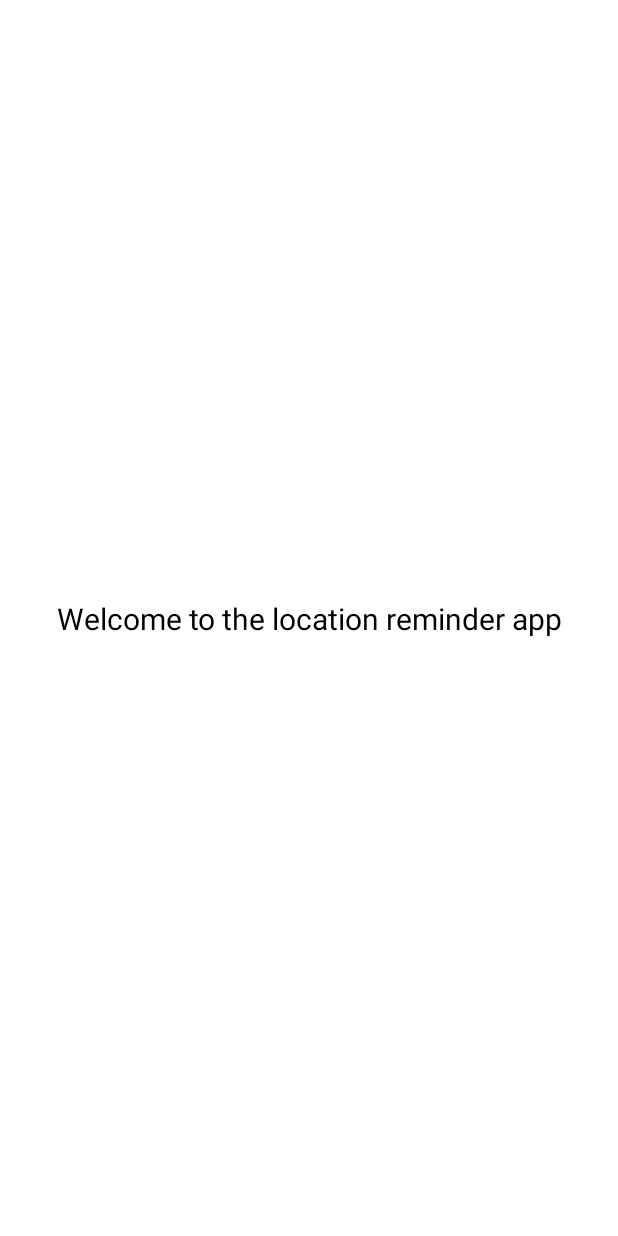
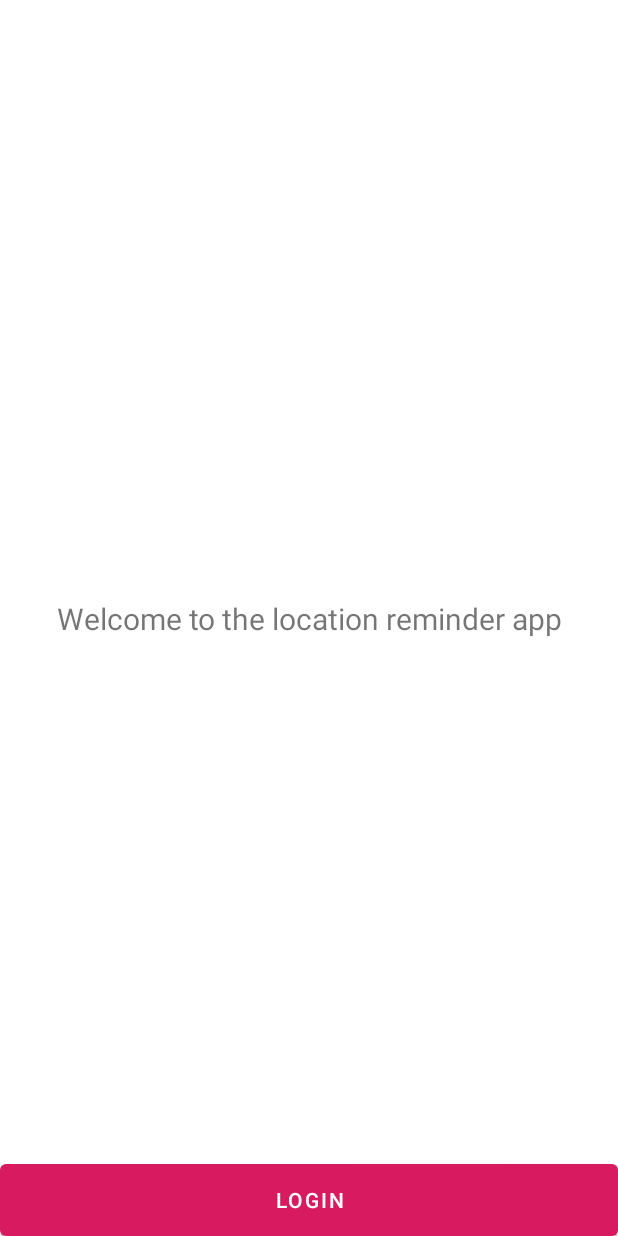
Before and after one commit to LucasPuorto/Udacity-LocationReminder, an Android app: the layout activity_authentication.xml on its own in the app's theme, with its tools: preview values and no code run, on a phone screen of 412 x 824 dp. Run offline under Robolectric (Android 15) with nearby library versions, the phone set to English and light mode, and no system bars.

Commit message:
setup firebaase login

```diff
--- a/app/src/main/AndroidManifest.xml
+++ b/app/src/main/AndroidManifest.xml
@@ -34,15 +34,14 @@
             android:value="@string/google_maps_key" />
 
         <activity android:name=".authentication.AuthenticationActivity">
-        </activity>
-        <activity android:name=".locationreminders.RemindersActivity" >
             <intent-filter>
                 <action android:name="android.intent.action.MAIN" />
 
                 <category android:name="android.intent.category.LAUNCHER" />
             </intent-filter>
+        </activity>
+        <activity android:name=".locationreminders.RemindersActivity" />
 
-        </activity>
         <receiver
             android:name=".locationreminders.geofence.GeofenceBroadcastReceiver"
             android:enabled="true"
@@ -52,5 +51,4 @@
             android:exported="true"
             android:permission="android.permission.BIND_JOB_SERVICE" />
     </application>
-
 </manifest>
--- a/app/src/main/java/com/udacity/udacitylocationreminder/MyApp.kt
+++ b/app/src/main/java/com/udacity/udacitylocationreminder/MyApp.kt
@@ -1,6 +1,7 @@
 package com.udacity.udacitylocationreminder
 
 import android.app.Application
+import com.udacity.udacitylocationreminder.authentication.AuthenticationViewModel
 import com.udacity.udacitylocationreminder.locationreminders.data.ReminderDataSource
 import com.udacity.udacitylocationreminder.locationreminders.data.local.LocalDB
 import com.udacity.udacitylocationreminder.locationreminders.data.local.RemindersLocalRepository
@@ -21,6 +22,7 @@ class MyApp : Application() {
          */
         val myModule = module {
             //Declare a ViewModel - be later inject into Fragment with dedicated injector using by viewModel()
+            viewModel { AuthenticationViewModel() }
             viewModel {
                 RemindersListViewModel(
                     get(),
--- a/app/src/main/res/layout/activity_authentication.xml
+++ b/app/src/main/res/layout/activity_authentication.xml
@@ -1,20 +1,31 @@
 <?xml version="1.0" encoding="utf-8"?>
 <androidx.constraintlayout.widget.ConstraintLayout xmlns:android="http://schemas.android.com/apk/res/android"
     xmlns:app="http://schemas.android.com/apk/res-auto"
-    xmlns:tools="http://schemas.android.com/tools"
     android:layout_width="match_parent"
-    android:layout_height="match_parent"
-    tools:context=".authentication.AuthenticationActivity">
+    android:layout_height="match_parent">
 
     <TextView
-        android:layout_width="wrap_content"
+        android:layout_width="0dp"
         android:layout_height="wrap_content"
+        android:layout_marginStart="@dimen/margin_normal"
+        android:layout_marginEnd="@dimen/margin_normal"
+        android:gravity="center"
         android:text="@string/welcome_to_the_location_reminder_app"
-        android:textColor="@color/black"
         android:textSize="@dimen/text_size_large"
         app:layout_constraintBottom_toBottomOf="parent"
         app:layout_constraintEnd_toEndOf="parent"
         app:layout_constraintStart_toStartOf="parent"
         app:layout_constraintTop_toTopOf="parent" />
 
+    <com.google.android.material.button.MaterialButton
+        android:id="@+id/mbt_auth"
+        android:layout_width="0dp"
+        android:layout_height="wrap_content"
+        android:insetTop="0dp"
+        android:insetBottom="0dp"
+        android:text="@string/login"
+        app:backgroundTint="@color/colorSecondary"
+        app:layout_constraintBottom_toBottomOf="parent"
+        app:layout_constraintEnd_toEndOf="parent"
+        app:layout_constraintStart_toStartOf="parent" />
 </androidx.constraintlayout.widget.ConstraintLayout>
```
Also changed, not shown: app/src/main/java/com/udacity/udacitylocationreminder/authentication/AuthenticationActivity.kt (+64 -4 lines), app/src/main/java/com/udacity/udacitylocationreminder/authentication/AuthenticationViewModel.kt (added, +20 -0 lines), app/src/main/java/com/udacity/udacitylocationreminder/locationreminders/reminderslist/ReminderListFragment.kt (+30 -26 lines), app/src/main/java/com/udacity/udacitylocationreminder/utils/FirebaseUserLiveData.kt (added, +39 -0 lines), app/src/main/res/navigation/nav_graph.xml (+9 -5 lines).
